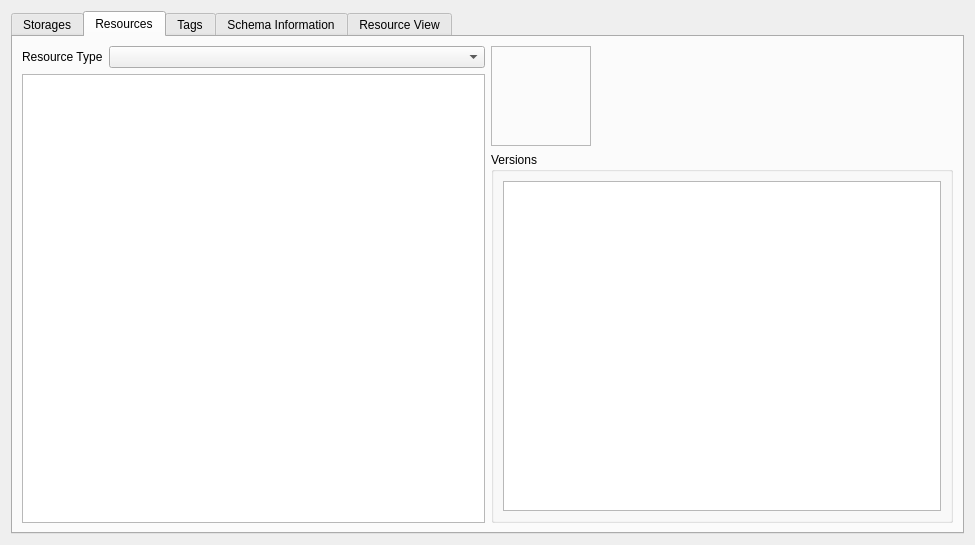
The window that plugins/extensions/dbexplorer/WdgDbExplorer.ui (KDE/krita) describes before a commit, drawn with Qt 5.
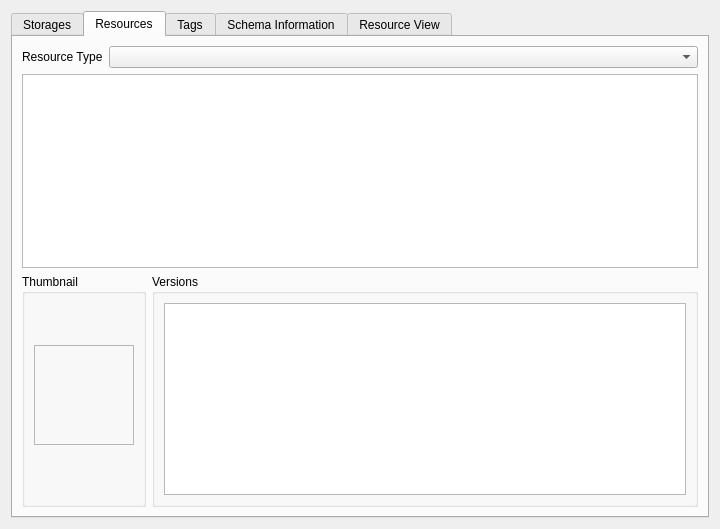
The same window after the commit. The open tabs and pages were chosen to show the change. Custom widgets are drawn as their Qt base class.

Commit message:
WdgDbExplorer: improve accessibility in the Resources tab
- Use group boxes to label the tables
- Switch to horizontal layout for a wider viewport

Part-of: <https://invent.kde.org/graphics/krita/-/merge_requests/1733>

```diff
--- a/plugins/extensions/dbexplorer/WdgDbExplorer.ui
+++ b/plugins/extensions/dbexplorer/WdgDbExplorer.ui
@@ -6,13 +6,11 @@
   </author>
  <class>WdgDbExplorer</class>
  <widget class="QWidget" name="WdgDbExplorer">
-  <property name="geometry">
-   <rect>
-    <x>0</x>
-    <y>0</y>
-    <width>975</width>
-    <height>545</height>
-   </rect>
+  <property name="minimumSize">
+   <size>
+    <width>720</width>
+    <height>0</height>
+   </size>
   </property>
   <layout class="QGridLayout" name="gridLayout">
    <item row="0" column="1">
@@ -38,11 +36,7 @@
       <attribute name="title">
        <string>Resources</string>
       </attribute>
-      <layout class="QHBoxLayout" name="horizontalLayout_2">
-       <item>
-        <layout class="QVBoxLayout" name="verticalLayout_2">
-         <item>
-          <layout class="QFormLayout" name="formLayout_3">
+      <layout class="QFormLayout" name="formLayout_4">
            <item row="0" column="0">
             <widget class="QLabel" name="label">
              <property name="text">
@@ -53,19 +47,34 @@
            <item row="0" column="1">
             <widget class="QComboBox" name="cmbResourceTypes"/>
            </item>
-          </layout>
-         </item>
-         <item>
+       <item row="1" column="0" colspan="2">
           <widget class="QTableView" name="tableResources">
            <attribute name="horizontalHeaderStretchLastSection">
             <bool>true</bool>
            </attribute>
           </widget>
          </item>
-        </layout>
-       </item>
+       <item row="2" column="0" colspan="2">
+        <widget class="QWidget" name="wdgResourceData" native="true">
+         <layout class="QHBoxLayout" name="horizontalLayout">
+          <property name="leftMargin">
+           <number>0</number>
+          </property>
+          <property name="topMargin">
+           <number>0</number>
+          </property>
+          <property name="rightMargin">
+           <number>0</number>
+          </property>
+          <property name="bottomMargin">
+           <number>0</number>
+          </property>
        <item>
-        <layout class="QVBoxLayout" name="verticalLayout_3">
+           <widget class="QGroupBox" name="groupBox_2">
+            <property name="title">
+             <string>Thumbnail</string>
+            </property>
+            <layout class="QVBoxLayout" name="verticalLayout_2">
          <item>
           <widget class="QLabel" name="lblThumbnail">
            <property name="sizePolicy">
@@ -95,18 +104,33 @@
           </widget>
          </item>
          <item>
+              <spacer name="verticalSpacer">
+               <property name="orientation">
+                <enum>Qt::Vertical</enum>
+               </property>
+              </spacer>
+             </item>
+            </layout>
+           </widget>
+          </item>
+          <item>
           <widget class="QGroupBox" name="groupBox">
            <property name="title">
             <string>Versions</string>
            </property>
            <layout class="QVBoxLayout" name="verticalLayout_6">
             <item>
-             <widget class="QTableView" name="tableVersions"/>
+              <widget class="QTableView" name="tableVersions">
+               <attribute name="horizontalHeaderStretchLastSection">
+                <bool>true</bool>
+               </attribute>
+              </widget>
             </item>
            </layout>
           </widget>
          </item>
         </layout>
+        </widget>
        </item>
       </layout>
      </widget>
```
Lines whose indentation alone changed are shown as unchanged.
